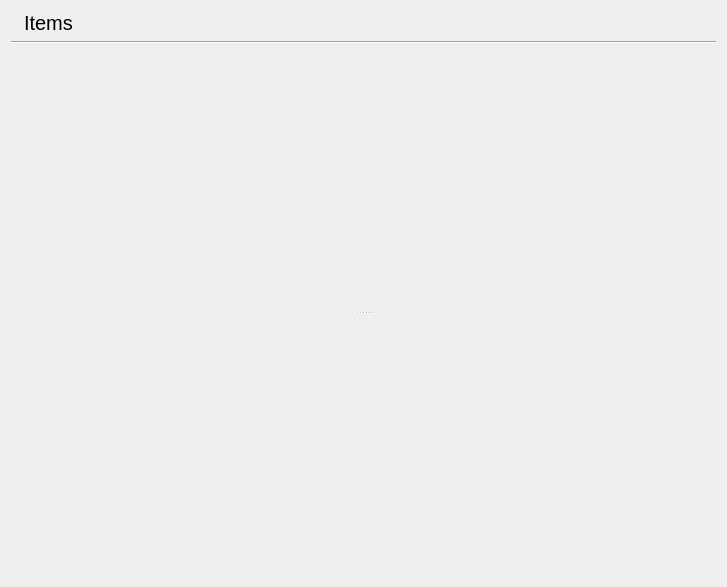
Old version of the form libgui/item/itemwidget.ui in the repository apinprastya/sultan.
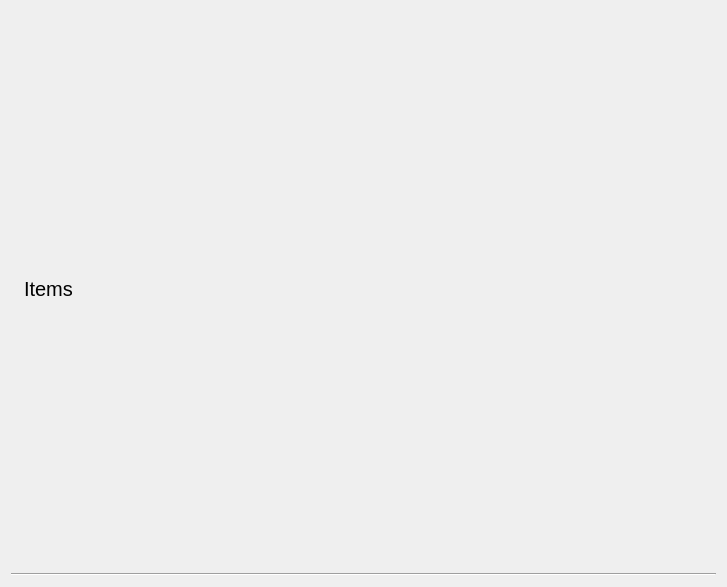
New version of the form. Icons and pictures are not drawn.

```diff
--- a/libgui/item/itemwidget.ui
+++ b/libgui/item/itemwidget.ui
@@ -55,17 +55,7 @@
     </widget>
    </item>
    <item>
-    <widget class="QSplitter" name="splitter">
-     <property name="orientation">
-      <enum>Qt::Vertical</enum>
-     </property>
-     <widget class="QWidget" name="verticalLayoutWidget">
-      <layout class="QVBoxLayout" name="verticalLayoutTop"/>
-     </widget>
-     <widget class="QWidget" name="verticalLayoutWidget_2">
-      <layout class="QVBoxLayout" name="verticalLayoutBottom"/>
-     </widget>
-    </widget>
+    <layout class="QVBoxLayout" name="verticalLayoutTop"/>
    </item>
   </layout>
  </widget>
```
